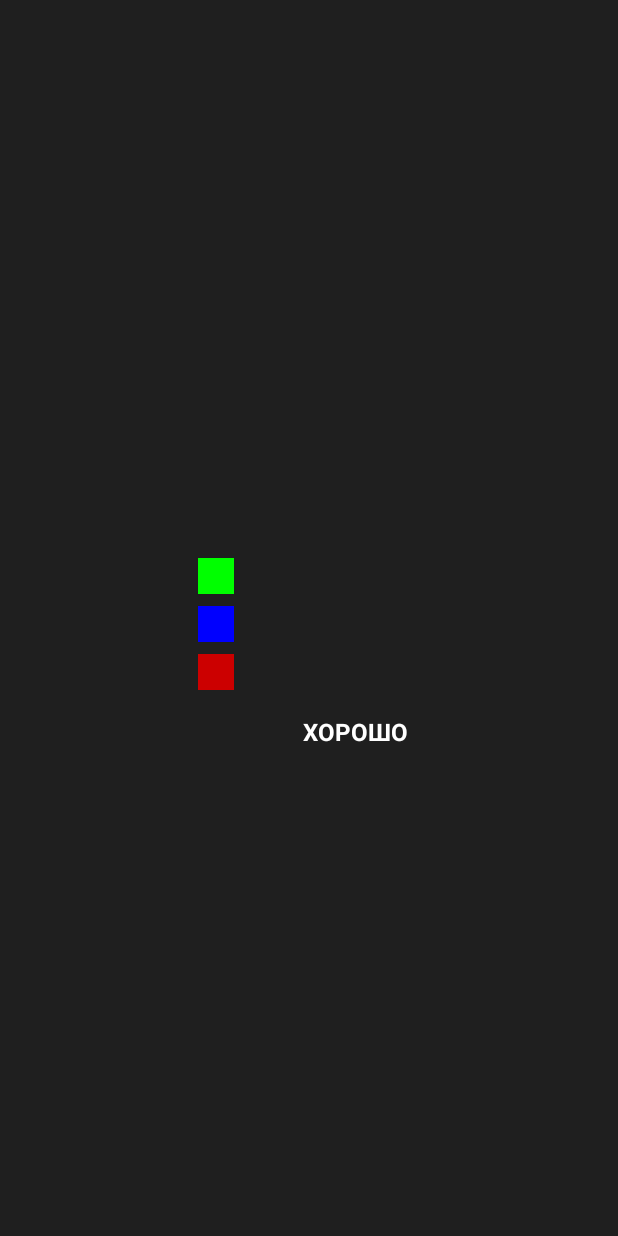
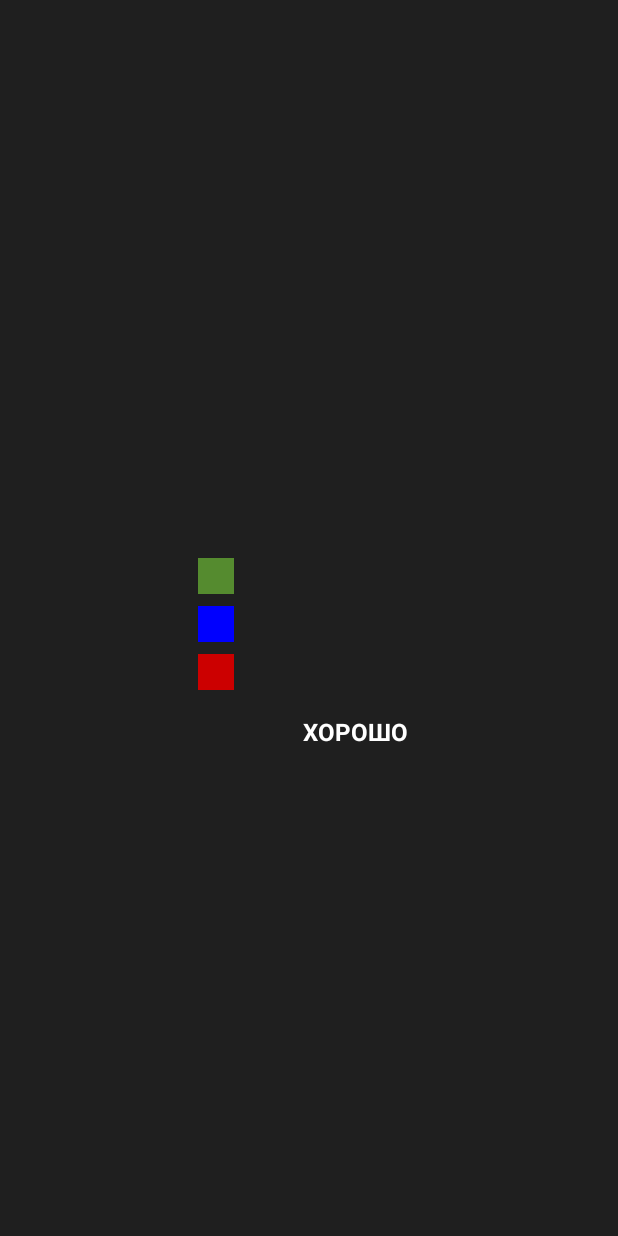
Before and after one commit to Raiden18/Integrity-control, an Android app: the fragment ColorInformationAlert shown on its own in the app's theme, on a phone screen of 412 x 824 dp. Run offline under Robolectric (Android 15) with nearby library versions, the phone set to English and light mode, and no system bars; 3 statements that could not run were skipped.

Commit message:
Change color of added content

```diff
--- a/presentation/src/main/res/values/colors.xml
+++ b/presentation/src/main/res/values/colors.xml
@@ -3,7 +3,7 @@
     <color name="colorPrimary">#9c27b0</color>
     <color name="colorPrimaryDark">#6a0080</color>
     <color name="colorAccent">#d05ce3</color>
-    <color name="installed_content">#00FF00</color>
+    <color name="installed_content">#558b2f</color>
     <color name="deleted_content">@android:color/holo_red_dark</color>
     <color name="changed_content">#0000ff</color>
     <color name="window_background_color">#e0000000</color>
```
